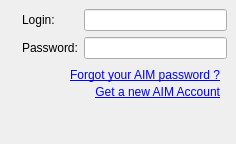
Above: wengophone/src/presentation/qt/imaccount/AIMSettings.ui from tkrotoff/WengoPhone before the change. Below: the same form after it.
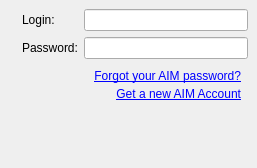
That is the form after the change. Icons and pictures are not drawn.

What changed in the file:
```diff
--- a/wengophone/src/presentation/qt/imaccount/AIMSettings.ui
+++ b/wengophone/src/presentation/qt/imaccount/AIMSettings.ui
@@ -8,8 +8,8 @@
    <rect>
     <x>0</x>
     <y>0</y>
-    <width>236</width>
-    <height>144</height>
+    <width>257</width>
+    <height>168</height>
    </rect>
   </property>
   <property name="windowTitle" >
@@ -35,6 +35,47 @@
      </property>
     </spacer>
    </item>
+   <item row="0" column="0" >
+    <widget class="QLabel" name="label" >
+     <property name="pixmap" >
+      <pixmap resource="../wengophone.qrc" >:/pics/protocols/aim.png</pixmap>
+     </property>
+    </widget>
+   </item>
+   <item row="0" column="1" >
+    <layout class="QGridLayout" >
+     <property name="margin" >
+      <number>0</number>
+     </property>
+     <property name="spacing" >
+      <number>6</number>
+     </property>
+     <item row="1" column="0" >
+      <widget class="QLabel" name="passwordLabel" >
+       <property name="text" >
+        <string>Password:</string>
+       </property>
+      </widget>
+     </item>
+     <item row="1" column="1" >
+      <widget class="QLineEdit" name="passwordLineEdit" >
+       <property name="echoMode" >
+        <enum>QLineEdit::Password</enum>
+       </property>
+      </widget>
+     </item>
+     <item row="0" column="1" >
+      <widget class="QLineEdit" name="loginLineEdit" />
+     </item>
+     <item row="0" column="0" >
+      <widget class="QLabel" name="loginLabel" >
+       <property name="text" >
+        <string>Login:</string>
+       </property>
+      </widget>
+     </item>
+    </layout>
+   </item>
    <item row="1" column="1" >
     <layout class="QGridLayout" >
      <property name="margin" >
@@ -49,7 +90,7 @@
         <cursor>13</cursor>
        </property>
        <property name="text" >
-        <string>&lt;span style=" text-decoration: underline; color:#0000ff;">Forgot your AIM password ?&lt;/span></string>
+        <string>&lt;span style=" text-decoration: underline; color:#0000ff;">Forgot your AIM password?&lt;/span></string>
        </property>
        <property name="textFormat" >
         <enum>Qt::AutoText</enum>
@@ -90,54 +131,13 @@
        <property name="sizeHint" >
         <size>
          <width>40</width>
-         <height>20</height>
+         <height>22</height>
         </size>
        </property>
       </spacer>
      </item>
     </layout>
    </item>
-   <item row="0" column="1" >
-    <layout class="QGridLayout" >
-     <property name="margin" >
-      <number>0</number>
-     </property>
-     <property name="spacing" >
-      <number>6</number>
-     </property>
-     <item row="1" column="0" >
-      <widget class="QLabel" name="passwordLabel" >
-       <property name="text" >
-        <string>Password:</string>
-       </property>
-      </widget>
-     </item>
-     <item row="1" column="1" >
-      <widget class="QLineEdit" name="passwordLineEdit" >
-       <property name="echoMode" >
-        <enum>QLineEdit::Password</enum>
-       </property>
-      </widget>
-     </item>
-     <item row="0" column="1" >
-      <widget class="QLineEdit" name="loginLineEdit" />
-     </item>
-     <item row="0" column="0" >
-      <widget class="QLabel" name="loginLabel" >
-       <property name="text" >
-        <string>Login:</string>
-       </property>
-      </widget>
-     </item>
-    </layout>
-   </item>
-   <item row="0" column="0" >
-    <widget class="QLabel" name="label" >
-     <property name="pixmap" >
-      <pixmap resource="../wengophone.qrc" >:/pics/protocols/aim.png</pixmap>
-     </property>
-    </widget>
-   </item>
   </layout>
  </widget>
  <pixmapfunction></pixmapfunction>
```
